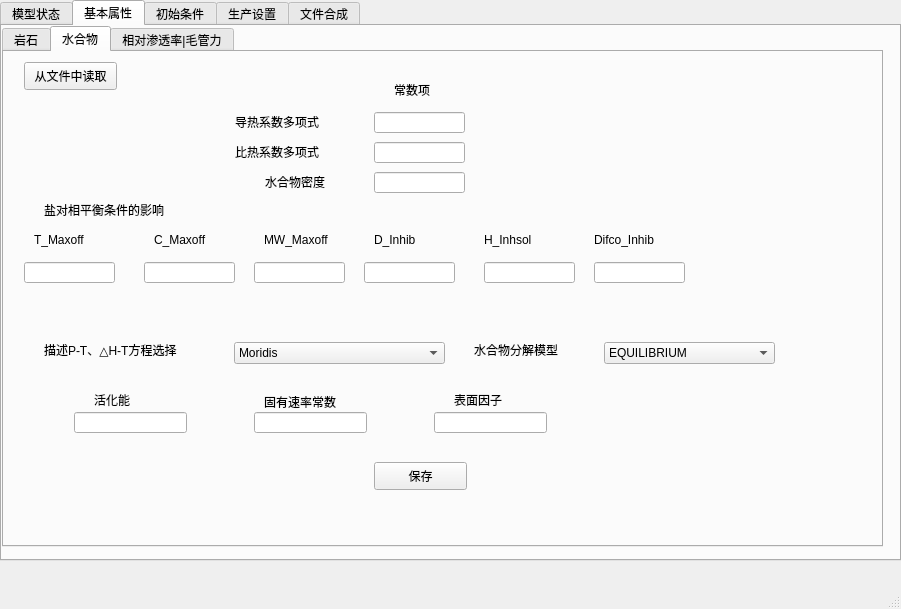
Old version of the form data_gui.ui in the repository keksen-zone/data-process.
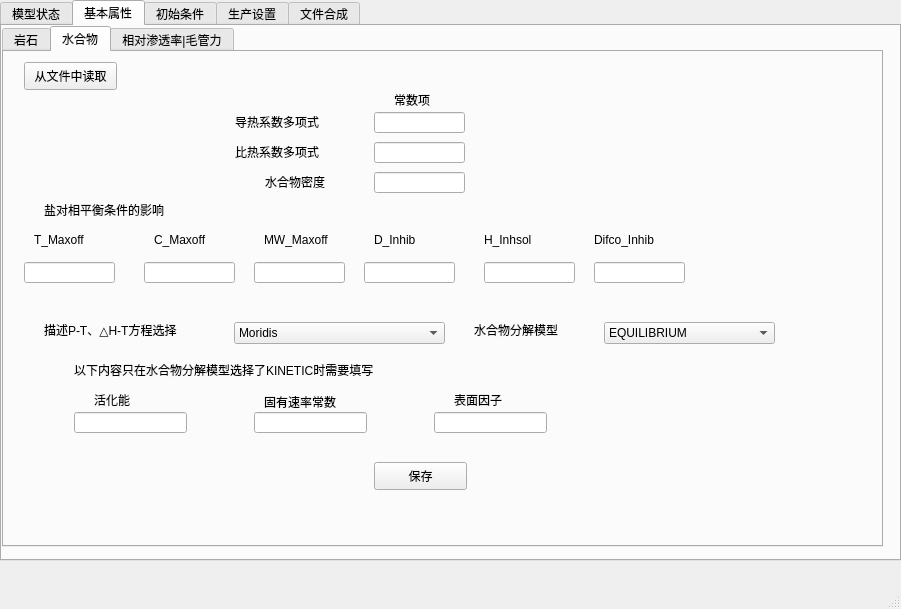
New version of the form. The open tabs and pages were chosen to show the change.

```diff
--- a/data_gui.ui
+++ b/data_gui.ui
@@ -1560,7 +1560,7 @@
         <property name="geometry">
          <rect>
           <x>390</x>
-          <y>30</y>
+          <y>40</y>
           <width>72</width>
           <height>15</height>
          </rect>
@@ -1793,7 +1793,7 @@
         <property name="geometry">
          <rect>
           <x>40</x>
-          <y>290</y>
+          <y>270</y>
           <width>181</width>
           <height>16</height>
          </rect>
@@ -1806,7 +1806,7 @@
         <property name="geometry">
          <rect>
           <x>230</x>
-          <y>290</y>
+          <y>270</y>
           <width>211</width>
           <height>22</height>
          </rect>
@@ -1831,7 +1831,7 @@
         <property name="geometry">
          <rect>
           <x>470</x>
-          <y>290</y>
+          <y>270</y>
           <width>111</width>
           <height>16</height>
          </rect>
@@ -1844,7 +1844,7 @@
         <property name="geometry">
          <rect>
           <x>600</x>
-          <y>290</y>
+          <y>270</y>
           <width>171</width>
           <height>22</height>
          </rect>
@@ -1942,6 +1942,19 @@
          <string>保存</string>
         </property>
        </widget>
+       <widget class="QLabel" name="label_117">
+        <property name="geometry">
+         <rect>
+          <x>70</x>
+          <y>310</y>
+          <width>611</width>
+          <height>16</height>
+         </rect>
+        </property>
+        <property name="text">
+         <string>以下内容只在水合物分解模型选择了KINETIC时需要填写</string>
+        </property>
+       </widget>
       </widget>
       <widget class="QWidget" name="tab_9">
        <attribute name="title">
```
Left out of the diff: 4 changed lines with no effect on the pictures.
